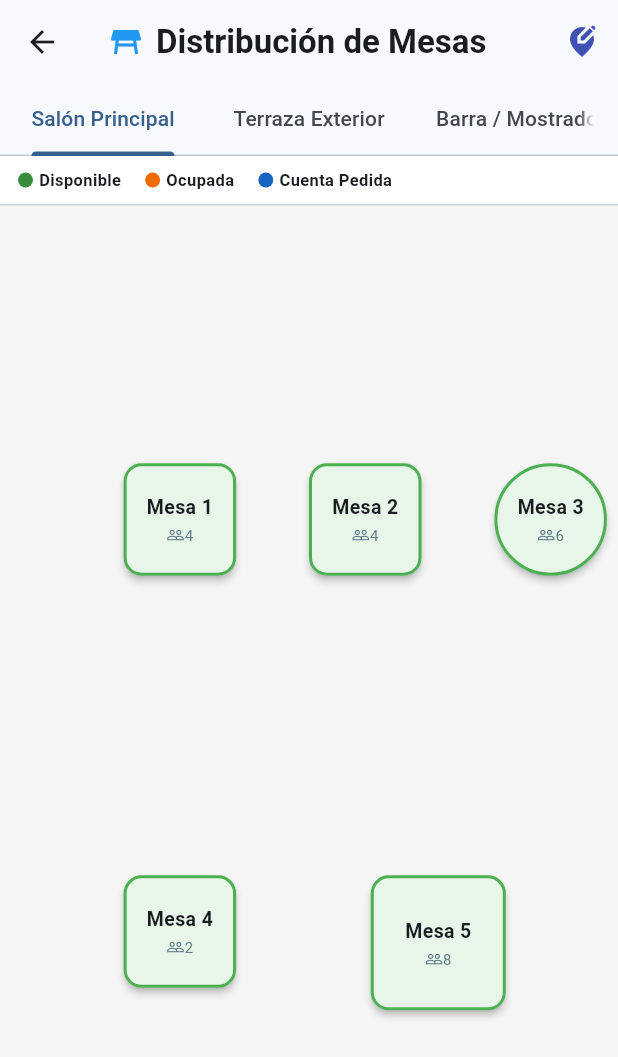
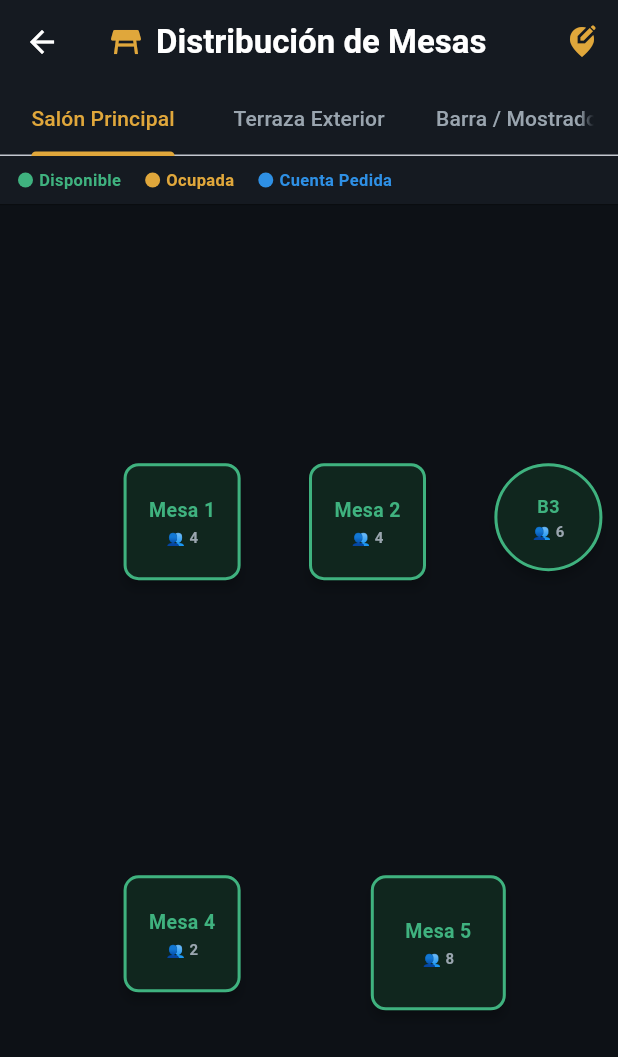
Before and after one commit to isaacsanchezfuentes/OktanePOS, a Flutter app: the TablesMapScreen screen opened directly, on a phone screen of 412 x 824 dp. Shown: the top 1057 px of the screen. Run offline on Flutter 3.47's test engine with Material 3 defaults, Android fonts, the phone set to English and light mode, and no system bars; our stand-ins replace dio, drift, flutter_secure_storage, image_picker, pdf, permission_handler and 3 more; missing offline and left inert: esc_pos_utils_plus, mobile_scanner, print_bluetooth_thermal; accounts and stored records are empty; generated files the repository leaves out were written again; network calls fail.

Commit message:
feat(ui): implement official slate palette in phase 2 floor details tables and chairs english and spanish

```diff
--- a/lib/features/tables/screens/tables_map_screen.dart
+++ b/lib/features/tables/screens/tables_map_screen.dart
@@ -1,3 +1,4 @@
+import 'dart:ui';
 import 'package:flutter/material.dart';
 import 'package:intl/intl.dart';
 import 'package:provider/provider.dart';
@@ -6,6 +7,7 @@ import '../../auth/services/rbac_service.dart';
 import '../models/zone_model.dart';
 import '../models/table_model.dart';
 import '../services/table_service.dart';
+import '../theme/table_theme.dart';
 import '../widgets/table_tickets_bottom_sheet.dart';
 
 class TablesMapScreen extends StatefulWidget {
@@ -55,6 +57,25 @@ class _TablesMapScreenState extends State<TablesMapScreen> with SingleTickerProv
 
   String _formatCurrency(double amount) {
     return NumberFormat.currency(locale: 'es_MX', symbol: '\$', decimalDigits: 2).format(amount);
+  }
+
+  String? _getElapsedTimeLabel(RestaurantTableModel table) {
+    if (table.status.toLowerCase() != 'occupied' || table.activeTickets.isEmpty) {
+      return null;
+    }
+    final firstTicket = table.activeTickets.first;
+    final createdAtStr = firstTicket['created_at']?.toString() ?? '';
+    final firstTicketTime = DateTime.tryParse(createdAtStr) ?? DateTime.now();
+    final diff = DateTime.now().difference(firstTicketTime);
+
+    final minutes = diff.inMinutes;
+    if (minutes < 60) {
+      return '⏱️ ${minutes}m';
+    } else {
+      final hours = diff.inHours;
+      final remMinutes = minutes % 60;
+      return '⏱️ ${hours}h ${remMinutes}m';
+    }
   }
 
   Future<void> _toggleEditMode() async {
@@ -144,7 +165,7 @@ class _TablesMapScreenState extends State<TablesMapScreen> with SingleTickerProv
     ).then((_) => _syncTablesData());
   }
 
-  Widget _buildLegendItem(String label, Color color) {
+  Widget _buildLegendItem(String label, Color color, Color textColor) {
     return Row(
       mainAxisSize: MainAxisSize.min,
       children: [
@@ -154,7 +175,7 @@ class _TablesMapScreenState extends State<TablesMapScreen> with SingleTickerProv
           decoration: BoxDecoration(color: color, shape: BoxShape.circle),
         ),
         const SizedBox(width: 4),
-        Text(label, style: const TextStyle(fontSize: 11, fontWeight: FontWeight.bold)),
+        Text(label, style: TextStyle(fontSize: 11, fontWeight: FontWeight.bold, color: textColor)),
       ],
     );
   }
@@ -162,10 +183,10 @@ class _TablesMapScreenState extends State<TablesMapScreen> with SingleTickerProv
   Widget _buildZoneCanvas(ZoneModel zone, List<RestaurantTableModel> tables) {
     return Column(
       children: [
-        // Responsive Scrollable Legend Bar
+        // Responsive Scrollable Legend Bar - Toast/Slate Industrial Style
         Container(
           width: double.infinity,
-          color: Colors.white,
+          color: TableTheme.zoneBarBackground,
           padding: const EdgeInsets.symmetric(horizontal: 12, vertical: 8),
           child: SingleChildScrollView(
             scrollDirection: Axis.horizontal,
@@ -175,14 +196,14 @@ class _TablesMapScreenState extends State<TablesMapScreen> with SingleTickerProv
               spacing: 16.0,
               runSpacing: 4.0,
               children: [
-                _buildLegendItem('Disponible', Colors.green[700]!),
-                _buildLegendItem('Ocupada', Colors.orange[800]!),
-                _buildLegendItem('Cuenta Pedida', Colors.blue[800]!),
+                _buildLegendItem('Disponible', TableTheme.freeBorder, TableTheme.freeText),
+                _buildLegendItem('Ocupada', TableTheme.occupiedBorder, TableTheme.occupiedText),
+                _buildLegendItem('Cuenta Pedida', TableTheme.billedBorder, TableTheme.billedText),
               ],
             ),
           ),
         ),
-        const Divider(height: 1),
+        const Divider(height: 1, color: Colors.black26),
         Expanded(
           child: LayoutBuilder(
             builder: (context, constraints) {
@@ -190,7 +211,7 @@ class _TablesMapScreenState extends State<TablesMapScreen> with SingleTickerProv
               final canvasHeight = constraints.maxHeight;
 
               return Container(
-                color: Colors.grey[100],
+                color: TableTheme.floorBackground,
                 child: Stack(
                   children: tables.map((table) {
                     final xPos = table.posX * canvasWidth;
@@ -230,73 +251,113 @@ class _TablesMapScreenState extends State<TablesMapScreen> with SingleTickerProv
   Widget _buildTableCard(RestaurantTableModel table) {
     Color cardColor;
     Color borderColor;
+    Color textColor;
 
     switch (table.status.toLowerCase()) {
       case 'occupied':
-        cardColor = Colors.orange[50]!;
-        borderColor = Colors.orange[500]!;
+        cardColor = TableTheme.occupiedBg;
+        borderColor = TableTheme.occupiedBorder;
+        textColor = TableTheme.occupiedText;
         break;
       case 'bill_requested':
       case 'billed':
-        cardColor = Colors.blue[50]!;
-        borderColor = Colors.blue[500]!;
+        cardColor = TableTheme.billedBg;
+        borderColor = TableTheme.billedBorder;
+        textColor = TableTheme.billedText;
         break;
       case 'free':
       case 'available':
       default:
-        cardColor = Colors.green[50]!;
-        borderColor = Colors.green[500]!;
+        cardColor = TableTheme.freeBg;
+        borderColor = TableTheme.freeBorder;
+        textColor = TableTheme.freeText;
         break;
     }
 
     final double tableTotal = table.activeTickets.fold(0.0, (sum, t) => sum + ((t['amount'] as num?)?.toDouble() ?? 0.0));
-    final double width = table.seats > 6 ? 90.0 : 75.0;
-    final double height = table.seats > 6 ? 90.0 : 75.0;
+    final isStool = table.shape == 'circle' || table.shape == 'bar' || table.tableNumber >= 20;
+
+    final double width = isStool ? 72.0 : (table.seats > 6 ? 90.0 : 78.0);
+    final double height = isStool ? 72.0 : (table.seats > 6 ? 90.0 : 78.0);
+    final borderRadius = BorderRadius.circular(isStool ? 36 : 10);
+
+    final elapsedLabel = _getElapsedTimeLabel(table);
+    final firstTicketTime = table.activeTickets.isNotEmpty
+        ? (DateTime.tryParse(table.activeTickets.first['created_at']?.toString() ?? '') ?? DateTime.now())
+        : DateTime.now();
+    final isLongStay = DateTime.now().difference(firstTicketTime).inMinutes > 75;
 
     return Material(
-      elevation: _isEditMode ? 4 : 2,
-      borderRadius: BorderRadius.circular(table.shape == 'circle' ? 45 : 12),
+      elevation: _isEditMode ? 6 : 3,
+      borderRadius: borderRadius,
       color: cardColor,
       child: Container(
         width: width,
         height: height,
         decoration: BoxDecoration(
-          borderRadius: BorderRadius.circular(table.shape == 'circle' ? 45 : 12),
+          borderRadius: borderRadius,
           border: Border.all(color: borderColor, width: 2),
         ),
         child: Column(
           mainAxisAlignment: MainAxisAlignment.center,
           children: [
             Text(
-              'Mesa ${table.tableNumber}',
-              style: const TextStyle(fontWeight: FontWeight.bold, fontSize: 13),
+              isStool ? 'B${table.tableNumber}' : 'Mesa ${table.tableNumber}',
+              style: TextStyle(fontWeight: FontWeight.bold, fontSize: isStool ? 12 : 13, color: textColor),
             ),
-            const SizedBox(height: 2),
+            const SizedBox(height: 1),
             Row(
               mainAxisAlignment: MainAxisAlignment.center,
               children: [
-                const Icon(Icons.people_outline, size: 12, color: Colors.blueGrey),
-                Text('${table.seats}', style: const TextStyle(fontSize: 10, color: Colors.blueGrey)),
+                Text('👥 ${table.seats}', style: const TextStyle(fontSize: 10, color: TableTheme.textSecondary, fontWeight: FontWeight.w600)),
               ],
             ),
-            if (tableTotal > 0) ...[
-              const SizedBox(height: 2),
+            if (elapsedLabel != null) ...[
+              const SizedBox(height: 1),
               Container(
                 padding: const EdgeInsets.symmetric(horizontal: 4, vertical: 1),
-                decoration: BoxDecoration(color: Colors.orange[800], borderRadius: BorderRadius.circular(4)),
+                decoration: BoxDecoration(
+                  color: const Color(0x40000000),
+                  borderRadius: BorderRadius.circular(4),
+                ),
+                child: Text(
+                  elapsedLabel,
+                  style: TextStyle(
+                    fontSize: 9,
+                    fontWeight: FontWeight.bold,
+                    color: isLongStay ? TableTheme.occupiedText : TableTheme.textSecondary,
+                  ),
+                ),
+              ),
+            ],
+            if (tableTotal > 0) ...[
+              const SizedBox(height: 1),
+              Container(
+                padding: const EdgeInsets.symmetric(horizontal: 4, vertical: 1),
+                decoration: BoxDecoration(color: TableTheme.occupiedBorder, borderRadius: BorderRadius.circular(4)),
                 child: Text(
                   _formatCurrency(tableTotal),
-                  style: const TextStyle(color: Colors.white, fontSize: 9, fontWeight: FontWeight.bold),
+                  style: const TextStyle(
+                    color: Colors.black,
+                    fontSize: 9,
+                    fontWeight: FontWeight.w700,
+                    fontFeatures: [FontFeature.tabularFigures()],
+                  ),
                 ),
               ),
             ] else if (table.activeTickets.isNotEmpty) ...[
-              const SizedBox(height: 2),
+              const SizedBox(height: 1),
               Container(
                 padding: const EdgeInsets.symmetric(horizontal: 4, vertical: 1),
-                decoration: BoxDecoration(color: Colors.blue[800], borderRadius: BorderRadius.circular(4)),
+                decoration: BoxDecoration(color: TableTheme.billedBorder, borderRadius: BorderRadius.circular(4)),
                 child: Text(
                   '${table.activeTickets.length} Tkt',
-                  style: const TextStyle(color: Colors.white, fontSize: 9, fontWeight: FontWeight.bold),
+                  style: const TextStyle(
+                    color: Colors.white,
+                    fontSize: 9,
+                    fontWeight: FontWeight.w700,
+                    fontFeatures: [FontFeature.tabularFigures()],
+                  ),
                 ),
               ),
             ],
@@ -309,25 +370,28 @@ class _TablesMapScreenState extends State<TablesMapScreen> with SingleTickerProv
   @override
   Widget build(BuildContext context) {
     return Scaffold(
+      backgroundColor: TableTheme.floorBackground,
       appBar: AppBar(
+        backgroundColor: TableTheme.zoneBarBackground,
+        foregroundColor: Colors.white,
         title: FittedBox(
           fit: BoxFit.scaleDown,
           alignment: Alignment.centerLeft,
           child: Row(
             mainAxisSize: MainAxisSize.min,
             children: [
-              const Icon(Icons.table_restaurant, color: Colors.blue),
+              const Icon(Icons.table_restaurant, color: TableTheme.occupiedBorder),
               const SizedBox(width: 8),
               Text(
                 _isEditMode ? 'Edición de Plano' : 'Distribución de Mesas',
-                style: const TextStyle(fontWeight: FontWeight.bold),
+                style: const TextStyle(fontWeight: FontWeight.bold, color: Colors.white),
               ),
             ],
           ),
         ),
         actions: [
           IconButton(
-            icon: Icon(_isEditMode ? Icons.check_circle : Icons.edit_location_alt, color: _isEditMode ? Colors.green : Colors.indigo),
+            icon: Icon(_isEditMode ? Icons.check_circle : Icons.edit_location_alt, color: _isEditMode ? TableTheme.freeBorder : TableTheme.occupiedBorder),
             tooltip: _isEditMode ? 'Guardar Cambios' : 'Modo Edición',
             onPressed: _toggleEditMode,
           ),
@@ -335,6 +399,9 @@ class _TablesMapScreenState extends State<TablesMapScreen> with SingleTickerProv
         bottom: TabBar(
           controller: _tabController,
           isScrollable: false,
+          labelColor: TableTheme.occupiedText,
+          unselectedLabelColor: TableTheme.textSecondary,
+          indicatorColor: TableTheme.occupiedBorder,
           tabs: _zones.map((z) => Tab(text: z.name)).toList(),
         ),
       ),
--- /dev/null
+++ b/lib/features/tables/theme/table_theme.dart
@@ -0,0 +1,43 @@
+import 'package:flutter/material.dart';
+
+class TableTheme {
+  // Fondos y Capas (bg-950 a bg-700)
+  static const Color bg950 = Color(0xFF0D1116); // Fondo raíz de la app
+  static const Color bg900 = Color(0xFF151A21); // Contenido principal
+  static const Color bg800 = Color(0xFF1E252D); // Tarjetas, paneles, tickets
+  static const Color bg700 = Color(0xFF2A333D); // Elevado / hover
+  static const Color border = Color(0xFF3A454F); // Divisores sutiles
+  static const Color borderStrong = Color(0xFF4C5964); // Bordes de foco/hover
+
+  // Tipografía
+  static const Color textPrimary = Color(0xFFECEFF2);   // Texto principal, montos
+  static const Color textSecondary = Color(0xFF9AA5AF); // Etiquetas, texto de apoyo
+  static const Color textMuted = Color(0xFF667079);     // Placeholders, metadatos
+
+  // Acento (Azul Industrial)
+  static const Color accent = Color(0xFF2E90E5);      // Acción principal: cobrar, confirmar
+  static const Color accentHover = Color(0xFF1D6FBD); // Estado presionado / hover
+
+  // Semánticos
+  static const Color success = Color(0xFF3FB27F); // Pagado, orden completada
+  static const Color warning = Color(0xFFE0A73B); // En espera, borrador (industrial)
+  static const Color danger = Color(0xFFE5484D);  // Anulado, error de cobro
+
+  // Mapeo semántico para mesas y canvas
+  static const Color floorBackground = bg950;
+  static const Color zoneBarBackground = bg900;
+  static const Color cardSurface = bg800;
+
+  // Estados de mesa
+  static const Color freeBg = Color(0xFF10261E);
+  static const Color freeBorder = success;
+  static const Color freeText = success;
+
+  static const Color occupiedBg = Color(0xFF292215);
+  static const Color occupiedBorder = warning;
+  static const Color occupiedText = warning;
+
+  static const Color billedBg = Color(0xFF14243B);
+  static const Color billedBorder = accent;
+  static const Color billedText = accent;
+}
```
Also changed, not shown: 2 other files.
